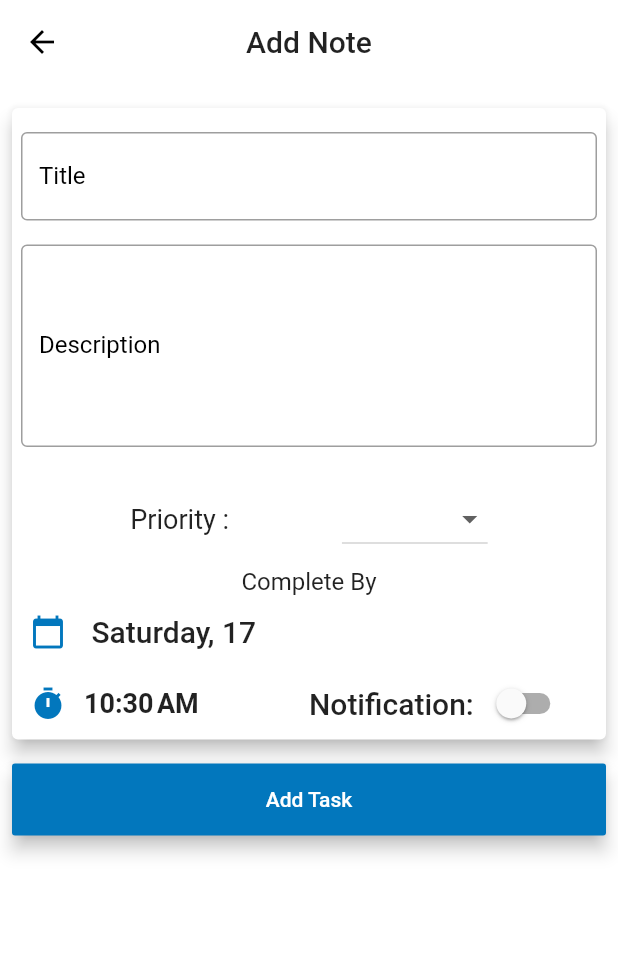
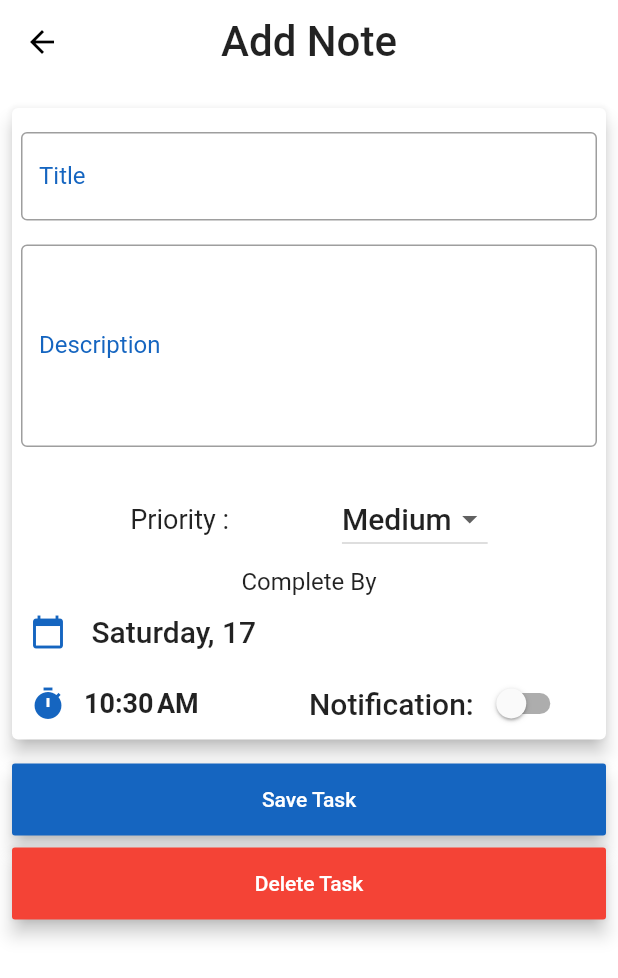
Before and after one commit to soethan98/Daily_ToDo, a Flutter app: the screen it shows after launch, after a tap on the "add" icon, on a phone screen of 412 x 824 dp. Shown: the top 978 px of the screen. Run offline on Flutter 3.47's test engine with Material 2 defaults, Android fonts, the phone set to English and light mode, and no system bars; our stand-ins replace cached_network_image, sqflite; accounts and stored records are empty; network calls fail.

Commit message:
CRUD finished | DarkTheme Option available

```diff
--- a/lib/custom/week_calender.dart
+++ b/lib/custom/week_calender.dart
@@ -1,5 +1,6 @@
 import 'package:flutter/material.dart';
 import 'package:flutter_todo/model/date_model.dart';
+import 'package:flutter_todo/utils/const.dart';
 import 'package:intl/intl.dart';
 
 class WeekCalender extends StatefulWidget {
@@ -60,15 +61,16 @@ class _WeekCalenderState extends State<WeekCalender> {
         itemBuilder: (BuildContext context, int index) {
           return new InkWell(
             onTap: () {
-              //print("Click on ${dateList[index].dateTime}");
+              // print("Click on ${dateList[index].dateTime}");
 
               setState(() {
                 dateList.forEach((element) => element.isSelected = false);
                 dateList[index].isSelected = true;
                 _dateTime['date'] = dateList[index].dateTime;
+                widget.onChanged(_dateTime);
               });
             },
-            child: new DateItem(dateList[index],context),
+            child: new DateItem(dateList[index], context),
           );
         },
       ),
@@ -79,14 +81,18 @@ class _WeekCalenderState extends State<WeekCalender> {
 class DateItem extends StatelessWidget {
   final DateModel _item;
   final BuildContext context;
-  DateItem(this._item,this.context);
+  DateItem(this._item, this.context);
 
   _dateItem(DateModel _item) {
     DateTime dateTime = _item.dateTime;
     return Card(
-      color: _item.isSelected ? Theme.of(context).accentColor: Colors.white,
+      color: _item.isSelected
+          ? Theme.of(context).accentColor
+          : Theme.of(context).backgroundColor,
       child: Container(
-        color: _item.isSelected ?Theme.of(context).accentColor : Colors.white,
+        color: _item.isSelected
+            ? Theme.of(context).accentColor
+            : Theme.of(context).backgroundColor,
         margin: EdgeInsets.all(8.0),
         alignment: Alignment.topCenter,
         height: 100.0,
--- a/lib/main.dart
+++ b/lib/main.dart
@@ -1,4 +1,5 @@
 import 'package:flutter/material.dart';
+import 'package:flutter_todo/utils/const.dart';
 import 'pages/home.dart';
 import 'package:flutter/services.dart';
 
@@ -11,28 +12,32 @@ class MyApp extends StatefulWidget {
 }
 
 class _MyAppState extends State<MyApp> {
+  bool isDark = false;
 
   @override
   void initState() {
     super.initState();
-     SystemChrome.setEnabledSystemUIOverlays(SystemUiOverlay.values);
-     SystemChrome.setSystemUIOverlayStyle(SystemUiOverlayStyle(
-      statusBarColor:  Colors.white,
-      statusBarIconBrightness:Brightness.dark,
+    SystemChrome.setEnabledSystemUIOverlays(SystemUiOverlay.values);
+    SystemChrome.setSystemUIOverlayStyle(SystemUiOverlayStyle(
+      statusBarColor: isDark ? Constants.darkPrimary : Constants.lightPrimary,
+      statusBarIconBrightness: isDark ? Brightness.light : Brightness.dark,
     ));
   }
+
   @override
   Widget build(BuildContext context) {
     return new MaterialApp(
       debugShowCheckedModeBanner: false,
       title: 'Daily Todo',
-      theme: ThemeData(
-        accentColor: Colors.lightBlue[800],
-        primaryColor: Colors.white,
+      theme: isDark ? Constants.darkTheme : Constants.lightTheme,
 
-        scaffoldBackgroundColor: Colors.white
+      // theme: ThemeData(
+      //   accentColor: Colors.lightBlue[800],
+      //   primaryColor: Colors.white,
 
-      ),
+      //   scaffoldBackgroundColor: Colors.white
+
+      // ),
       home: HomePage(),
     );
   }
--- a/lib/pages/home.dart
+++ b/lib/pages/home.dart
@@ -7,6 +7,8 @@ import 'package:flutter_todo/model/note.dart';
 import 'package:flutter_todo/utils/database_helper.dart';
 import 'package:flutter_todo/custom/week_calender.dart';
 import 'package:flutter_todo/utils/_diamond_border.dart';
+import 'package:flutter_todo/custom/list_header.dart';
+import 'settings.dart';
 
 class HomePage extends StatefulWidget {
   HomePage({Key key}) : super(key: key);
@@ -35,15 +37,17 @@ class _HomePageState extends State<HomePage> {
   DatabaseHelper databaseHelper = DatabaseHelper();
   List<Note> noteList;
   int count = 0;
-  AssetImage assetImage = AssetImage('images/leisure.png');
+  DateTime _clickedDate = DateTime.now();
+  // AssetImage assetImage = AssetImage('images/leisure.png');
 
   void updateListView() {
-
-    debugPrint('fefef${DateTime(2019,8,16).millisecondsSinceEpoch}');
     final Future<Database> dbFuture = databaseHelper.initializeDatabase();
     dbFuture.then((database) {
-      Future<List<Note>> noteListFuture = databaseHelper
-          .getNoteListFromMillisecond(DateTime(2019,8,16).millisecondsSinceEpoch);
+      if (_clickedDate != null) {
+        Future<List<Note>> noteListFuture =
+            databaseHelper.getNoteListFromMillisecond(DateTime(
+                    _clickedDate.year, _clickedDate.month, _clickedDate.day)
+                .millisecondsSinceEpoch);
 
         noteListFuture.then((noteList) {
           setState(() {
@@ -51,6 +55,7 @@ class _HomePageState extends State<HomePage> {
             this.count = noteList.length;
           });
         });
+      }
     });
   }
 
@@ -78,7 +83,11 @@ class _HomePageState extends State<HomePage> {
         actions: <Widget>[
           IconButton(
             icon: Icon(Icons.settings),
-            onPressed: () {},
+            onPressed: () {
+              Navigator.push(context, MaterialPageRoute(builder: (context) {
+                return Settings();
+              }));
+            },
           ),
         ],
       ),
@@ -90,10 +99,17 @@ class _HomePageState extends State<HomePage> {
             mainAxisSize: MainAxisSize.min,
             children: <Widget>[
               WeekCalender(
-                onChanged: (_) {},
+                onChanged: (_dateTime) {
+                  _dateTime.forEach((k, v) {
+                    setState(() {
+                      _clickedDate = v;
+                      updateListView();
+                    });
+                  });
+                },
               ),
-              count>0 ?
-              ListView(
+              count > 0
+                  ? ListView(
                       scrollDirection: Axis.vertical,
                       shrinkWrap: true,
                       physics: ClampingScrollPhysics(),
@@ -134,7 +150,8 @@ class _HomePageState extends State<HomePage> {
                                       ),
                                     ],
                                   ),
-                            subtitle: Text('${noteList[index].description}'),
+                                  subtitle:
+                                      Text('${noteList[index].description}'),
                                   title: Text('${noteList[index].title}'),
                                   trailing: IconButton(
                                     onPressed: () {
@@ -185,7 +202,8 @@ class _HomePageState extends State<HomePage> {
                                       ),
                                     ],
                                   ),
-                            subtitle: Text('${noteList[index].description}'),
+                                  subtitle:
+                                      Text('${noteList[index].description}'),
                                   title: Text('${noteList[index].title}'),
                                   trailing: IconButton(
                                     onPressed: () {},
@@ -198,10 +216,32 @@ class _HomePageState extends State<HomePage> {
                               );
                             }),
                       ],
-              ):new Container(
-                margin: EdgeInsets.symmetric(vertical: 16.0),
-                child: Image(
+                    )
+                  : new Container(
+                      margin: EdgeInsets.symmetric(vertical: 50.0),
+                      child: Column(
+                        mainAxisAlignment: MainAxisAlignment.center,
+                        children: <Widget>[
+                          Image(
                             image: AssetImage('assets/leisure128.png'),
+                          ),
+                          SizedBox(height: 8.0),
+                          Text(
+                            "Take Rest.",
+                            style: TextStyle(
+                                fontSize: 24.0,
+                                fontFamily: 'IndieFlower',
+                                fontWeight: FontWeight.w700),
+                          ),
+                          SizedBox(height: 8.0),
+                          Text(
+                            "You don't have any task.",
+                            style: TextStyle(
+                                fontSize: 22.0,
+                                fontFamily: 'IndieFlower',
+                                fontWeight: FontWeight.w500),
+                          )
+                        ],
                       ),
                     ),
             ],
@@ -210,7 +250,10 @@ class _HomePageState extends State<HomePage> {
       ),
       floatingActionButton: FloatingActionButton(
         onPressed: () {
-          navigateToDetail(Note(''), 'Add Note');
+          navigateToDetail(
+              Note('', '', DateTime.now().millisecondsSinceEpoch, 0, 2,
+                  DateTime.now().millisecondsSinceEpoch),
+              'Add Note');
         },
         child: Icon(Icons.add),
         shape: DiamondBorder(),
@@ -225,27 +268,11 @@ class _HomePageState extends State<HomePage> {
       return NewTask(note, title);
     }));
 
-    debugPrint('$result');
-
     if (result == true) {
+      // setState(() {
+      //   count = noteList.length;
+      // });
       updateListView();
     }
   }
 }
-
-class ListHeader extends StatelessWidget {
-  final String listHeader;
-  const ListHeader({Key key, this.listHeader}) : super(key: key);
-
-  @override
-  Widget build(BuildContext context) {
-    return Container(
-      margin: EdgeInsets.only(left: 14.0),
-      child: Align(
-        alignment: FractionalOffset.topLeft,
-        child: Text('$listHeader',
-            style: TextStyle(fontSize: 22, fontWeight: FontWeight.w500)),
-      ),
-    );
-  }
-}
--- a/lib/pages/new_task.dart
+++ b/lib/pages/new_task.dart
@@ -81,6 +81,9 @@ class _NewTaskState extends State<NewTask> {
   Widget build(BuildContext context) {
     TextStyle textStyle = Theme.of(context).textTheme.title;
 
+    titleController.text = widget.note.title;
+    descriptionController.text = widget.note.description;
+
     return WillPopScope(
       onWillPop: () async {
         return Future.value(true);
@@ -88,7 +91,10 @@ class _NewTaskState extends State<NewTask> {
       child: Scaffold(
         appBar: AppBar(
           centerTitle: true,
-          title: Text('${widget.appbarTitle}'),
+          title: Text(
+            '${widget.appbarTitle}',
+            style: TextStyle(fontSize: 28.0),
+          ),
           elevation: 0.0,
         ),
         body: ListView(children: <Widget>[
@@ -104,10 +110,11 @@ class _NewTaskState extends State<NewTask> {
                     margin: EdgeInsets.only(top: 16.0, left: 6.0, right: 6.0),
                     child: TextField(
                       onChanged: (value) {
+                        updateNote.updateTitle(titleController.text);
+
                         setState(() {
                           _validateTitle = true;
                         });
-                        updateNote.updateTitle(titleController.text);
                       },
                       controller: titleController,
                       decoration: InputDecoration(
@@ -125,7 +132,8 @@ class _NewTaskState extends State<NewTask> {
                         ),
                         errorText:
                             _validateTitle ? null : 'Please Provide Some Text',
-                        labelStyle: TextStyle(color: Colors.black),
+                        labelStyle:
+                            TextStyle(color: Theme.of(context).accentColor),
                       ),
                     ),
                   ),
@@ -137,6 +145,7 @@ class _NewTaskState extends State<NewTask> {
                     child: TextField(
                       maxLines: 5,
                       onChanged: (value) {
+                        debugPrint('$value');
                         updateNote
                             .updateDescription(descriptionController.text);
                       },
@@ -154,7 +163,8 @@ class _NewTaskState extends State<NewTask> {
                           borderSide: BorderSide(
                               width: 3, color: Theme.of(context).accentColor),
                         ),
-                        labelStyle: TextStyle(color: Colors.black),
+                        labelStyle:
+                            TextStyle(color: Theme.of(context).accentColor),
                       ),
                     ),
                   ),
@@ -268,7 +278,6 @@ class _NewTaskState extends State<NewTask> {
                                 });
                               },
                               activeColor: Theme.of(context).accentColor,
-                              dragStartBehavior: DragStartBehavior.start,
                               value: false,
                             )
                           ],
@@ -308,7 +317,25 @@ class _NewTaskState extends State<NewTask> {
               elevation: 5.0,
               textColor: Colors.white,
               color: Theme.of(context).accentColor,
-              child: Text('Add Task'),
+              child: Text('Save Task'),
+            ),
+          ),
+          SizedBox(
+            height: 8.0,
+          ),
+          Container(
+            margin: EdgeInsets.only(right: 8.0, left: 8.0),
+            child: RaisedButton(
+              padding: EdgeInsets.only(top: 16.0, bottom: 16.0),
+              onPressed: () {
+                setState(() {
+                  updateNote.delete();
+                });
+              },
+              elevation: 5.0,
+              textColor: Colors.white,
+              color: Colors.red,
+              child: Text('Delete Task'),
             ),
           )
         ]),
--- /dev/null
+++ b/lib/utils/const.dart
@@ -0,0 +1,33 @@
+import 'package:flutter/material.dart';
+
+class Constants {
+  static Color lightPrimary = Colors.white;
+  static Color darkPrimary = Colors.black;
+
+  static Color lightAccent = Colors.blue[800];
+  static Color darkAccent = Colors.blue[800];
+
+  static Color lightBG = Colors.white;
+  static Color darkBG = Colors.black;
+  static Color white = Colors.white;
+
+  static ThemeData lightTheme = ThemeData(
+      backgroundColor: lightBG,
+      primaryColor: lightPrimary,
+      accentColor: lightAccent,
+      cursorColor: lightAccent,
+      cardColor: lightBG,
+      scaffoldBackgroundColor: lightBG,
+      primarySwatch: Colors.orange);
+
+  static ThemeData darkTheme = ThemeData(
+      brightness: Brightness.dark,
+      backgroundColor: darkBG,
+      primaryColor: darkPrimary,
+      accentColor: darkAccent,
+      scaffoldBackgroundColor: darkBG,
+      cursorColor: darkAccent,
+      cardColor: darkBG,
+      primarySwatch: Colors.orange
+      );
+}
--- /dev/null
+++ b/lib/utils/consts.dart
@@ -0,0 +1,6 @@
+class Consts {
+  Consts._();
+
+  static const double padding = 16.0;
+  static const double avatarRadius = 66.0;
+}
--- a/pubspec.yaml
+++ b/pubspec.yaml
@@ -22,6 +22,8 @@ dependencies:
   sqflite: ^1.1.6
   path_provider: ^1.2.0
   intl: 0.15.8
+  cached_network_image: ^1.1.1
+
 
 
 
@@ -63,6 +65,10 @@ flutter:
   # "family" key with the font family name, and a "fonts" key with a
   # list giving the asset and other descriptors for the font. For
   # example:
+  fonts:
+    - family: IndieFlower
+      fonts:
+        - asset: assets/fonts/IndieFlower-Regular.ttf
   # fonts:
   #   - family: Schyler
   #     fonts:
```
Also changed, not shown: lib/custom/list_header.dart (added, +20 -0 lines), lib/pages/profile.dart (added, +33 -0 lines), lib/pages/settings.dart (added, +61 -0 lines), lib/utils/database_helper.dart (+16 -3 lines), lib/utils/update_note.dart (+19 -2 lines), assets/fonts/IndieFlower-Regular.ttf (added), pubspec.lock. Lines whose indentation alone changed are shown as unchanged.
